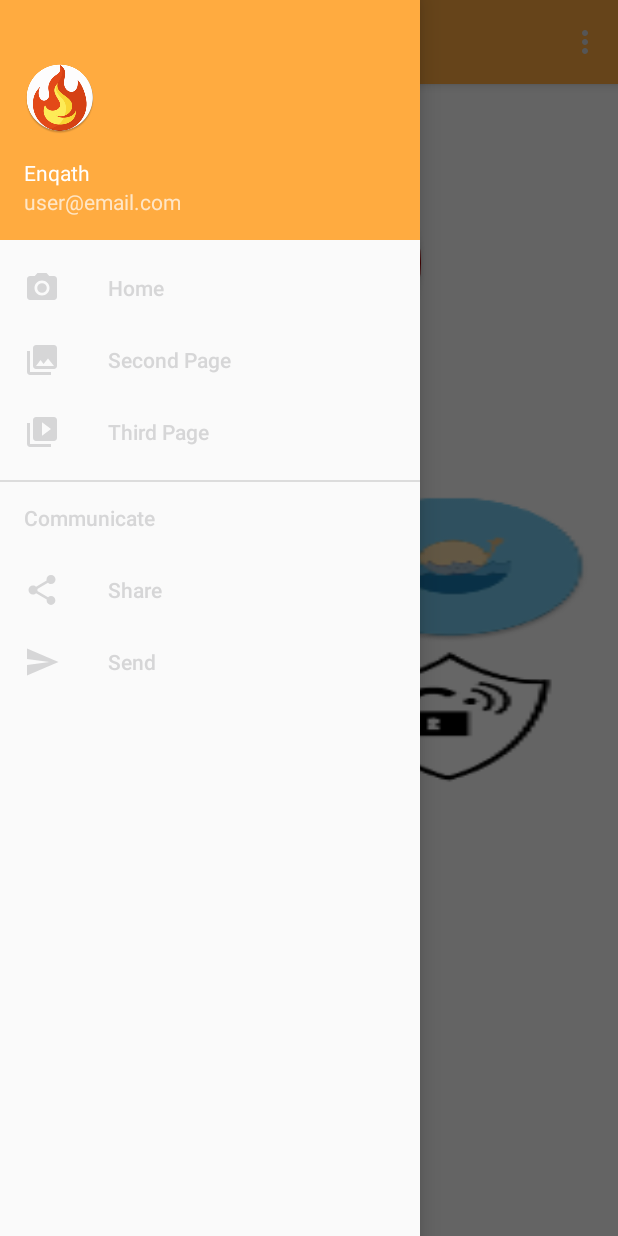
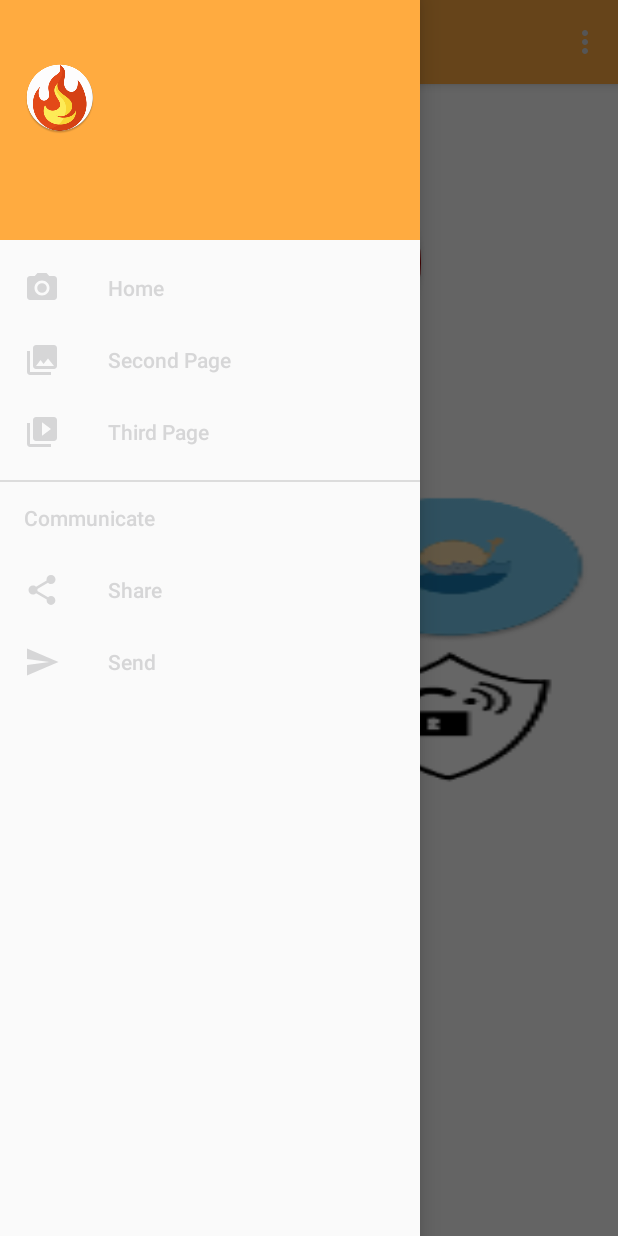
Before and after one commit to abdu355/Enqath, an Android app: the screen it shows after launch once a user with an empty profile is signed in (Main), with the side drawer open, on a phone screen of 412 x 824 dp. Run offline under Robolectric (Android 15) with nearby library versions, the light colour scheme and no system bars; our stand-ins replace Firebase (no records; nobody signed in at launch, a user with empty details on screens opened directly); libraries missing offline, so code that uses them is left out: com.firebase.client; 1 statement that could not run was skipped.

Commit message:
v1.0.3 Firebase User Logins Enabled + Guest Mode

```diff
--- a/app/src/main/java/enqath/alhussein/enqath/Main.java
+++ b/app/src/main/java/enqath/alhussein/enqath/Main.java
@@ -2,12 +2,17 @@ package enqath.alhussein.enqath;
 
 import android.Manifest;
 import android.app.Fragment;
+import android.content.DialogInterface;
 import android.content.Intent;
 import android.content.pm.PackageManager;
 import android.net.Uri;
 import android.os.Build;
 import android.os.Bundle;
+import android.support.annotation.NonNull;
 import android.support.v4.app.ActivityCompat;
+import android.support.v7.app.AlertDialog;
+import android.text.Editable;
+import android.util.Log;
 import android.view.View;
 import android.support.design.widget.NavigationView;
 import android.support.v4.view.GravityCompat;
@@ -18,7 +23,10 @@ import android.support.v7.widget.Toolbar;
 import android.view.Menu;
 import android.view.MenuItem;
 import android.widget.Button;
+import android.widget.EditText;
 import android.widget.FrameLayout;
+import android.widget.ImageView;
+import android.widget.TextView;
 import android.widget.Toast;
 
 import com.firebase.client.Firebase;
@@ -27,8 +35,13 @@ import com.google.android.gms.auth.api.signin.GoogleSignInAccount;
 import com.google.android.gms.auth.api.signin.GoogleSignInResult;
 import com.google.android.gms.common.api.ResultCallback;
 import com.google.android.gms.common.api.Status;
+import com.google.android.gms.tasks.OnCompleteListener;
+import com.google.android.gms.tasks.Task;
 import com.google.firebase.auth.FirebaseAuth;
 import com.google.firebase.auth.FirebaseUser;
+import com.google.firebase.auth.UserProfileChangeRequest;
+
+import org.w3c.dom.Text;
 
 import java.util.List;
 
@@ -37,6 +50,10 @@ public class Main extends AppCompatActivity
 
     private FirebaseAuth mAuth;
     private FirebaseAuth.AuthStateListener mAuthListener;
+    private TextView useremail_nav,username_nav;
+    private ImageView userdp_nav;
+    String userdisplayname;
+    FirebaseUser user;
 
     private Button btnEnqath;
     FrameLayout layout;
@@ -60,19 +77,35 @@ public class Main extends AppCompatActivity
 
         NavigationView navigationView = (NavigationView) findViewById(R.id.nav_view);
         navigationView.setNavigationItemSelectedListener(this);
+
+        View navHeaderView = navigationView.getHeaderView(0);
+        useremail_nav = (TextView) navHeaderView.findViewById(R.id.useremail_nav);
+        username_nav=(TextView)navHeaderView.findViewById(R.id.username_nav);
         //--------------------------
 
         btnEnqath = (Button) findViewById(R.id.btnEnqath);
         layout = (FrameLayout)findViewById(R.id.container);
+        userdp_nav=(ImageView)findViewById(R.id.userdp_nav);
+
         btnEnqath.setOnClickListener(this);
 
         Firebase.setAndroidContext(this);
-        FirebaseUser user = FirebaseAuth.getInstance().getCurrentUser();
+        user = FirebaseAuth.getInstance().getCurrentUser();
         if (user != null) {
             // User is signed in
-            Toast.makeText(Main.this,"WELCOME" +user.getEmail(),Toast.LENGTH_LONG).show();
+            Toast.makeText(Main.this,"WELCOME " + user.getDisplayName(),Toast.LENGTH_LONG).show();
+            //get user profile and display in nav drawer
+            useremail_nav.setText(user.getEmail());
+            username_nav.setText(user.getDisplayName());
+            //set DP image here
+
+            if(username_nav.getText().length()<=0)
+            {
+                showdialog();
+            }
         } else {
             // No user is signed in
+            Toast.makeText(Main.this,"GUEST MODE",Toast.LENGTH_LONG).show();
         }
 
     }
@@ -202,4 +235,42 @@ public class Main extends AppCompatActivity
         }
     }
 
+    private void showdialog()
+    {
+        AlertDialog.Builder alert = new AlertDialog.Builder(this);
+        final EditText edittext = new EditText(getApplicationContext());
+        alert.setMessage("Consider updating your profile");
+        alert.setTitle("Profile Setup");
+
+        alert.setView(edittext);
+
+        alert.setPositiveButton("Update", new DialogInterface.OnClickListener() {
+            public void onClick(DialogInterface dialog, int whichButton) {
+                //What ever you want to do with the value
+                 userdisplayname = edittext.getText().toString();
+                UserProfileChangeRequest profileUpdates = new UserProfileChangeRequest.Builder()
+                        .setDisplayName(userdisplayname)
+                        .build();
+
+                user.updateProfile(profileUpdates)
+                        .addOnCompleteListener(new OnCompleteListener<Void>() {
+                            @Override
+                            public void onComplete(@NonNull Task<Void> task) {
+                                if (task.isSuccessful()) {
+                                    Log.d("Firebase Profile", "User profile updated.");
+                                }
+                            }
+                        });
+            }
+        });
+
+        alert.setNegativeButton("Not Now", new DialogInterface.OnClickListener() {
+            public void onClick(DialogInterface dialog, int whichButton) {
+                // what ever you want to do with No option.
+            }
+        });
+
+        alert.show();
+    }
+
 }
--- a/app/src/main/java/enqath/alhussein/enqath/MainLogin.java
+++ b/app/src/main/java/enqath/alhussein/enqath/MainLogin.java
@@ -70,6 +70,7 @@ public class MainLogin extends AppCompatActivity {
                 } else {
                     // User is signed out
                     Log.d(TAG, "onAuthStateChanged:signed_out");
+                    //Toast.makeText(getApplicationContext(),"Logged Out",Toast.LENGTH_SHORT).show();
                 }
                 // ...
             }
@@ -165,5 +166,10 @@ public class MainLogin extends AppCompatActivity {
                 });
     }
 
+    @Override
+    public void onBackPressed() {
+        System.exit(0);
+    }
+
 
 }
--- a/app/src/main/res/layout/nav_header_drawer.xml
+++ b/app/src/main/res/layout/nav_header_drawer.xml
@@ -12,13 +12,14 @@
     android:background="@color/colorPrimary" >
 
     <ImageView
-        android:id="@+id/imageView"
+        android:id="@+id/userdp_nav"
         android:layout_width="wrap_content"
         android:layout_height="wrap_content"
         android:paddingTop="@dimen/nav_header_vertical_spacing"
         android:src="@mipmap/ic_launcher" />
 
     <TextView
+        android:id="@+id/username_nav"
         android:layout_width="match_parent"
         android:layout_height="wrap_content"
         android:paddingTop="@dimen/nav_header_vertical_spacing"
@@ -26,7 +27,7 @@
         android:textAppearance="@style/TextAppearance.AppCompat.Body1" />
 
     <TextView
-        android:id="@+id/textView"
+        android:id="@+id/useremail_nav"
         android:layout_width="wrap_content"
         android:layout_height="wrap_content"
         android:text="user@email.com" />
```
Also changed, not shown: 1 other file.
